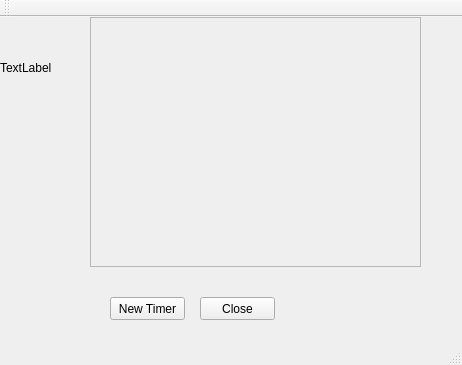
Old version of the form Lab 2/untitled/mainwindow.ui in the repository Afohtim/OOP-oof-.
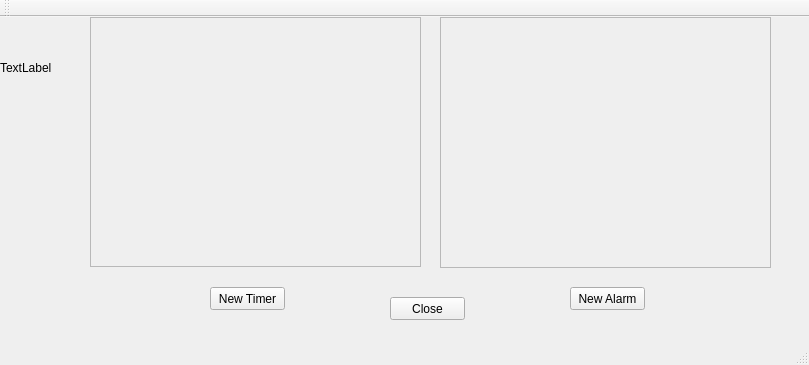
New version of the form.

Commit message: now alarms available

```diff
--- a/Lab 2/untitled/mainwindow.ui
+++ b/Lab 2/untitled/mainwindow.ui
@@ -6,7 +6,7 @@
    <rect>
     <x>0</x>
     <y>0</y>
-    <width>462</width>
+    <width>809</width>
     <height>365</height>
    </rect>
   </property>
@@ -17,7 +17,7 @@
    <widget class="QPushButton" name="closeButton">
     <property name="geometry">
      <rect>
-      <x>200</x>
+      <x>390</x>
       <y>280</y>
       <width>75</width>
       <height>23</height>
@@ -43,8 +43,8 @@
    <widget class="QPushButton" name="newTimerButton">
     <property name="geometry">
      <rect>
-      <x>110</x>
-      <y>280</y>
+      <x>210</x>
+      <y>270</y>
       <width>75</width>
       <height>23</height>
      </rect>
@@ -76,6 +76,42 @@
      </property>
     </widget>
    </widget>
+   <widget class="QPushButton" name="newAlarmButton">
+    <property name="geometry">
+     <rect>
+      <x>570</x>
+      <y>270</y>
+      <width>75</width>
+      <height>23</height>
+     </rect>
+    </property>
+    <property name="text">
+     <string>New Alarm</string>
+    </property>
+   </widget>
+   <widget class="QScrollArea" name="alarmWidgets">
+    <property name="geometry">
+     <rect>
+      <x>440</x>
+      <y>0</y>
+      <width>331</width>
+      <height>251</height>
+     </rect>
+    </property>
+    <property name="widgetResizable">
+     <bool>true</bool>
+    </property>
+    <widget class="QWidget" name="scrollAreaWidgetContents_2">
+     <property name="geometry">
+      <rect>
+       <x>0</x>
+       <y>0</y>
+       <width>329</width>
+       <height>249</height>
+      </rect>
+     </property>
+    </widget>
+   </widget>
   </widget>
   <widget class="QMenuBar" name="menuBar">
    <property name="geometry">
```
Left out of the diff: 2 changed lines with no effect on the pictures. The commit also changes 11 other files.
